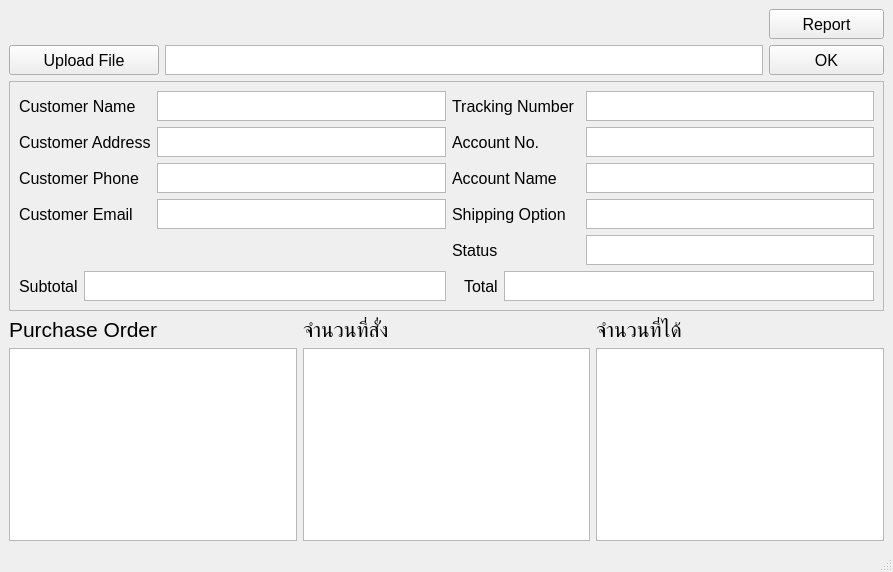
Above: GUI_Mrince_7.ui from ThanawatKMUTNB/MRINCE before the change. Below: the same form after it.
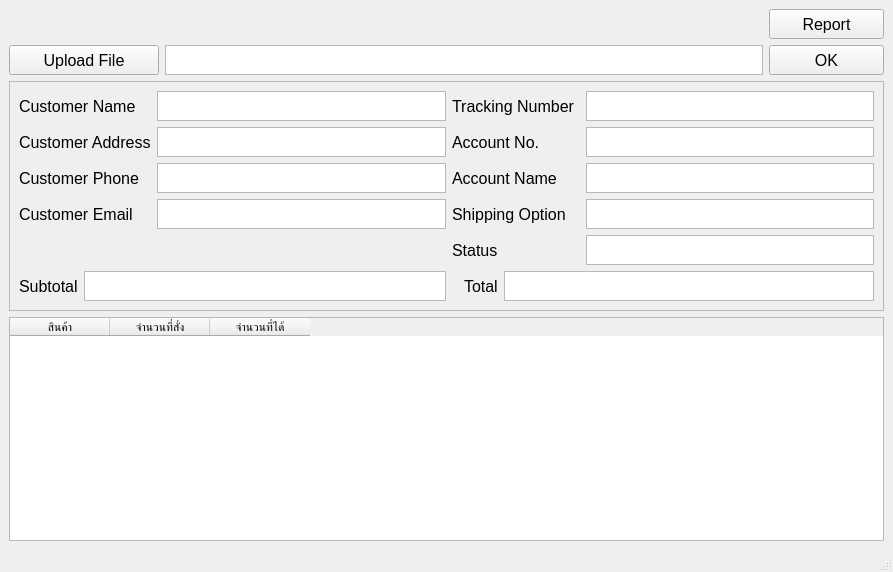
That is the form after the change.

Diff of the .ui file:
```diff
--- a/GUI_Mrince_7.ui
+++ b/GUI_Mrince_7.ui
@@ -591,115 +591,32 @@
      </widget>
     </item>
     <item row="3" column="0" colspan="3">
-     <layout class="QHBoxLayout" name="horizontalLayout">
-      <item>
-       <layout class="QVBoxLayout" name="verticalLayout_3">
-        <item>
-         <widget class="QLabel" name="label_12">
-          <property name="sizePolicy">
-           <sizepolicy hsizetype="Expanding" vsizetype="Preferred">
-            <horstretch>0</horstretch>
-            <verstretch>0</verstretch>
-           </sizepolicy>
-          </property>
-          <property name="font">
-           <font>
-            <pointsize>16</pointsize>
-           </font>
-          </property>
-          <property name="text">
-           <string>Purchase Order</string>
-          </property>
-         </widget>
-        </item>
-        <item>
-         <widget class="QListView" name="listView"/>
-        </item>
-       </layout>
-      </item>
-      <item>
-       <layout class="QVBoxLayout" name="verticalLayout_2">
-        <item>
-         <widget class="QLabel" name="label_13">
-          <property name="sizePolicy">
-           <sizepolicy hsizetype="Expanding" vsizetype="Preferred">
-            <horstretch>0</horstretch>
-            <verstretch>0</verstretch>
-           </sizepolicy>
-          </property>
-          <property name="maximumSize">
-           <size>
-            <width>200</width>
-            <height>16777215</height>
-           </size>
-          </property>
-          <property name="font">
-           <font>
-            <pointsize>16</pointsize>
-           </font>
-          </property>
-          <property name="text">
-           <string>จำนวนที่สั่ง</string>
-          </property>
-         </widget>
-        </item>
-        <item>
-         <widget class="QListView" name="listView_2">
-          <property name="sizePolicy">
-           <sizepolicy hsizetype="Expanding" vsizetype="Expanding">
-            <horstretch>0</horstretch>
-            <verstretch>0</verstretch>
-           </sizepolicy>
-          </property>
-          <property name="maximumSize">
-           <size>
-            <width>16777215</width>
-            <height>16777215</height>
-           </size>
-          </property>
-         </widget>
-        </item>
-       </layout>
-      </item>
-      <item>
-       <layout class="QVBoxLayout" name="verticalLayout">
-        <item>
-         <widget class="QLabel" name="label_14">
-          <property name="sizePolicy">
-           <sizepolicy hsizetype="Expanding" vsizetype="Preferred">
-            <horstretch>0</horstretch>
-            <verstretch>0</verstretch>
-           </sizepolicy>
-          </property>
-          <property name="maximumSize">
-           <size>
-            <width>200</width>
-            <height>16777215</height>
-           </size>
-          </property>
-          <property name="font">
-           <font>
-            <pointsize>16</pointsize>
-           </font>
-          </property>
-          <property name="text">
-           <string>จำนวนที่ได้</string>
-          </property>
-         </widget>
-        </item>
-        <item>
-         <widget class="QListView" name="listView_3">
-          <property name="maximumSize">
-           <size>
-            <width>16777215</width>
-            <height>16777215</height>
-           </size>
-          </property>
-         </widget>
-        </item>
-       </layout>
-      </item>
-     </layout>
+     <widget class="QTableWidget" name="tableWidget">
+      <attribute name="horizontalHeaderVisible">
+       <bool>true</bool>
+      </attribute>
+      <attribute name="horizontalHeaderCascadingSectionResizes">
+       <bool>false</bool>
+      </attribute>
+      <attribute name="horizontalHeaderShowSortIndicator" stdset="0">
+       <bool>false</bool>
+      </attribute>
+      <column>
+       <property name="text">
+        <string>สินค้า</string>
+       </property>
+      </column>
+      <column>
+       <property name="text">
+        <string>จำนวนที่สั่ง</string>
+       </property>
+      </column>
+      <column>
+       <property name="text">
+        <string>จำนวนที่ได้</string>
+       </property>
+      </column>
+     </widget>
     </item>
    </layout>
   </widget>
```
Left out of the diff: 412 changed lines with no effect on the pictures.
